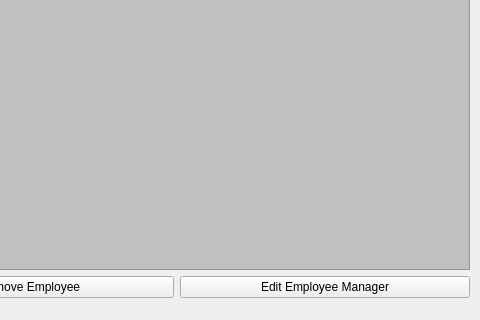
Above: forms/employees.ui from KaleTEvans/QTEmployeeTracker before the change; both pictures show x 411 to 891 and y 323 to 643 of the 891 by 643 pixel window. Below: the same form after it.
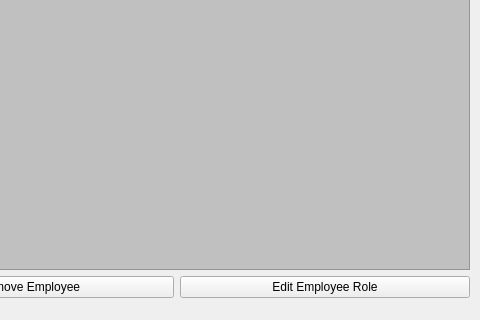
That is the form after the change.

Commit message: mvp for application complete

What changed in the file:
```diff
--- a/forms/employees.ui
+++ b/forms/employees.ui
@@ -62,7 +62,7 @@
       <item>
        <widget class="QPushButton" name="editManager">
         <property name="text">
-         <string>Edit Employee Manager</string>
+         <string>Edit Employee Role</string>
         </property>
        </widget>
       </item>
```
Left out of the diff: 2 changed lines with no effect on the pictures. The commit also changes 2 other files.
